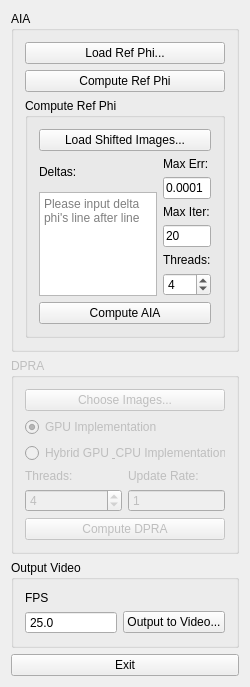
Qt form App_DPRA/dprawidget.ui (TWANG006/G-LS3U) before a commit.
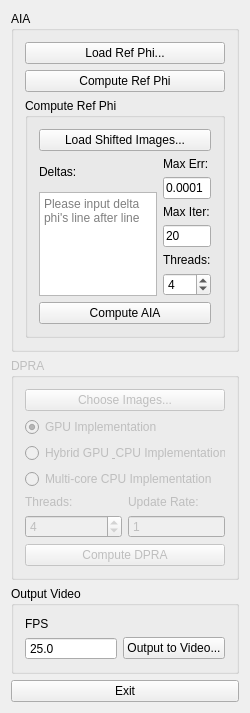
The same form after that commit.

```diff
--- a/App_DPRA/dprawidget.ui
+++ b/App_DPRA/dprawidget.ui
@@ -219,7 +219,7 @@
       <string>DPRA</string>
      </property>
      <layout class="QGridLayout" name="gridLayout_4">
-      <item row="4" column="0">
+      <item row="5" column="0">
        <widget class="QPushButton" name="computeDPRAButton">
         <property name="text">
          <string>Compute DPRA</string>
@@ -233,7 +233,7 @@
         </property>
        </widget>
       </item>
-      <item row="3" column="0">
+      <item row="4" column="0">
        <layout class="QGridLayout" name="gridLayout_2" rowstretch="0,0" columnstretch="10,10">
         <item row="0" column="0">
          <widget class="QLabel" name="threadsLabel">
@@ -309,6 +309,13 @@
         </property>
        </widget>
       </item>
+      <item row="3" column="0">
+       <widget class="QRadioButton" name="CPURadioButton">
+        <property name="text">
+         <string>Multi-core CPU Implementation</string>
+        </property>
+       </widget>
+      </item>
      </layout>
     </widget>
    </item>
```
Left out of the diff: 60 changed lines with no effect on the pictures.
